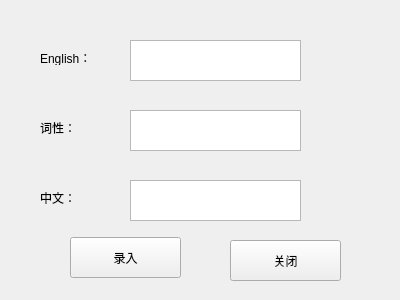
The window that dataentry.ui (guderian96/englishStudySoftware) describes before a commit, drawn with Qt 5.
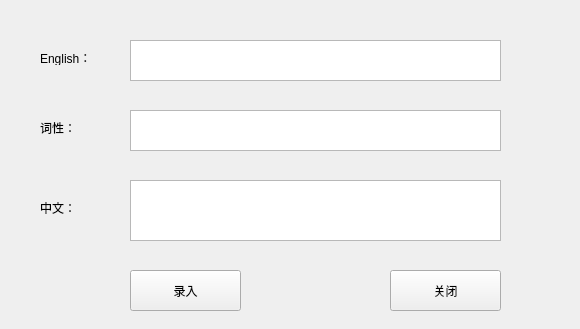
The same window after the commit.

Diff of the .ui file:
```diff
--- a/dataentry.ui
+++ b/dataentry.ui
@@ -6,8 +6,8 @@
    <rect>
     <x>0</x>
     <y>0</y>
-    <width>400</width>
-    <height>300</height>
+    <width>580</width>
+    <height>329</height>
    </rect>
   </property>
   <property name="windowTitle">
@@ -31,7 +31,7 @@
     <rect>
      <x>130</x>
      <y>40</y>
-     <width>171</width>
+     <width>371</width>
      <height>41</height>
     </rect>
    </property>
@@ -41,7 +41,7 @@
     <rect>
      <x>130</x>
      <y>110</y>
-     <width>171</width>
+     <width>371</width>
      <height>41</height>
     </rect>
    </property>
@@ -64,8 +64,8 @@
     <rect>
      <x>130</x>
      <y>180</y>
-     <width>171</width>
-     <height>41</height>
+     <width>371</width>
+     <height>61</height>
     </rect>
    </property>
   </widget>
@@ -73,7 +73,7 @@
    <property name="geometry">
     <rect>
      <x>40</x>
-     <y>190</y>
+     <y>200</y>
      <width>72</width>
      <height>15</height>
     </rect>
@@ -85,8 +85,8 @@
   <widget class="QPushButton" name="Entry">
    <property name="geometry">
     <rect>
-     <x>70</x>
-     <y>237</y>
+     <x>130</x>
+     <y>270</y>
      <width>111</width>
      <height>41</height>
     </rect>
@@ -98,8 +98,8 @@
   <widget class="QPushButton" name="End">
    <property name="geometry">
     <rect>
-     <x>230</x>
-     <y>240</y>
+     <x>390</x>
+     <y>270</y>
      <width>111</width>
      <height>41</height>
     </rect>
```
